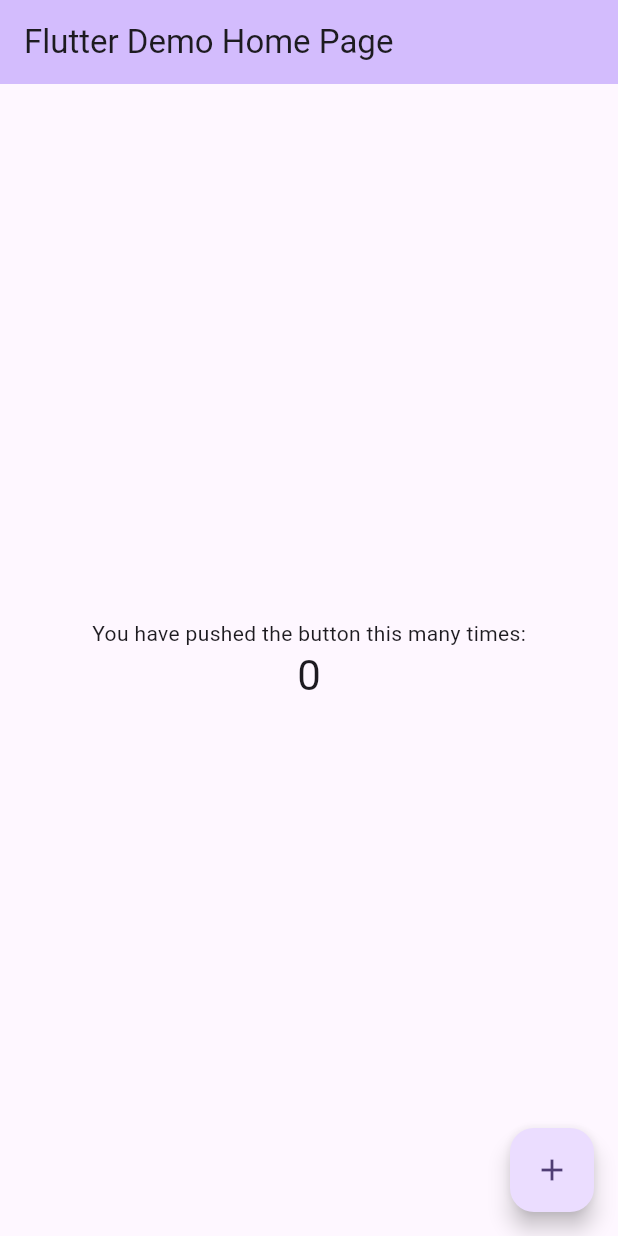
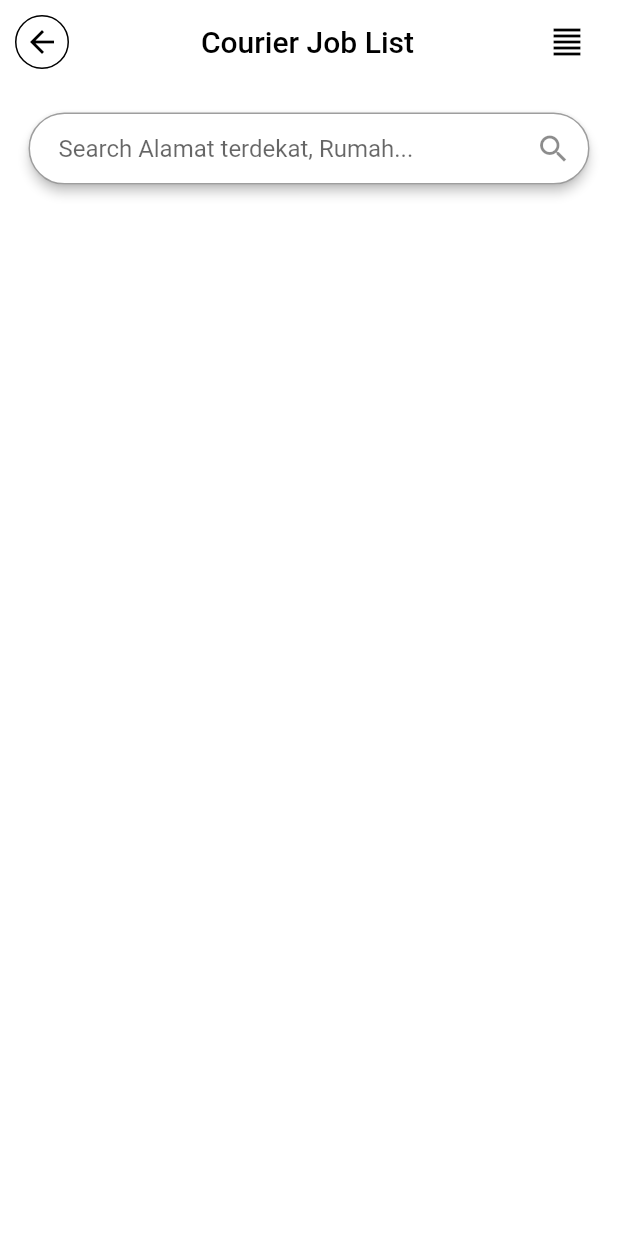
Before and after one commit to arsyadhamidi/riderunner_hospital_courier, a Flutter app: the screen it shows after launch, on a phone screen of 412 x 824 dp. Run offline on Flutter 3.47's test engine with Material 2 defaults, Android fonts, the phone set to English and light mode, and no system bars.

Commit message:
Slicing Riderunner_hospital_courier

```diff
--- a/lib/main.dart
+++ b/lib/main.dart
@@ -1,125 +1,18 @@
 import 'package:flutter/material.dart';
+import 'package:riderunner_hospital_courier/ui/modules/home_page/home_page_view.dart';
 
 void main() {
   runApp(const MyApp());
 }
 
 class MyApp extends StatelessWidget {
-  const MyApp({super.key});
+  const MyApp({Key? key}) : super(key: key);
 
-  // This widget is the root of your application.
   @override
   Widget build(BuildContext context) {
     return MaterialApp(
-      title: 'Flutter Demo',
-      theme: ThemeData(
-        // This is the theme of your application.
-        //
-        // TRY THIS: Try running your application with "flutter run". You'll see
-        // the application has a blue toolbar. Then, without quitting the app,
-        // try changing the seedColor in the colorScheme below to Colors.green
-        // and then invoke "hot reload" (save your changes or press the "hot
-        // reload" button in a Flutter-supported IDE, or press "r" if you used
-        // the command line to start the app).
-        //
-        // Notice that the counter didn't reset back to zero; the application
-        // state is not lost during the reload. To reset the state, use hot
-        // restart instead.
-        //
-        // This works for code too, not just values: Most code changes can be
-        // tested with just a hot reload.
-        colorScheme: ColorScheme.fromSeed(seedColor: Colors.deepPurple),
-        useMaterial3: true,
-      ),
-      home: const MyHomePage(title: 'Flutter Demo Home Page'),
+      home: HomePageView(),
+      debugShowCheckedModeBanner: false,
     );
   }
 }
-
-class MyHomePage extends StatefulWidget {
-  const MyHomePage({super.key, required this.title});
-
-  // This widget is the home page of your application. It is stateful, meaning
-  // that it has a State object (defined below) that contains fields that affect
-  // how it looks.
-
-  // This class is the configuration for the state. It holds the values (in this
-  // case the title) provided by the parent (in this case the App widget) and
-  // used by the build method of the State. Fields in a Widget subclass are
-  // always marked "final".
-
-  final String title;
-
-  @override
-  State<MyHomePage> createState() => _MyHomePageState();
-}
-
-class _MyHomePageState extends State<MyHomePage> {
-  int _counter = 0;
-
-  void _incrementCounter() {
-    setState(() {
-      // This call to setState tells the Flutter framework that something has
-      // changed in this State, which causes it to rerun the build method below
-      // so that the display can reflect the updated values. If we changed
-      // _counter without calling setState(), then the build method would not be
-      // called again, and so nothing would appear to happen.
-      _counter++;
-    });
-  }
-
-  @override
-  Widget build(BuildContext context) {
-    // This method is rerun every time setState is called, for instance as done
-    // by the _incrementCounter method above.
-    //
-    // The Flutter framework has been optimized to make rerunning build methods
-    // fast, so that you can just rebuild anything that needs updating rather
-    // than having to individually change instances of widgets.
-    return Scaffold(
-      appBar: AppBar(
-        // TRY THIS: Try changing the color here to a specific color (to
-        // Colors.amber, perhaps?) and trigger a hot reload to see the AppBar
-        // change color while the other colors stay the same.
-        backgroundColor: Theme.of(context).colorScheme.inversePrimary,
-        // Here we take the value from the MyHomePage object that was created by
-        // the App.build method, and use it to set our appbar title.
-        title: Text(widget.title),
-      ),
-      body: Center(
-        // Center is a layout widget. It takes a single child and positions it
-        // in the middle of the parent.
-        child: Column(
-          // Column is also a layout widget. It takes a list of children and
-          // arranges them vertically. By default, it sizes itself to fit its
-          // children horizontally, and tries to be as tall as its parent.
-          //
-          // Column has various properties to control how it sizes itself and
-          // how it positions its children. Here we use mainAxisAlignment to
-          // center the children vertically; the main axis here is the vertical
-          // axis because Columns are vertical (the cross axis would be
-          // horizontal).
-          //
-          // TRY THIS: Invoke "debug painting" (choose the "Toggle Debug Paint"
-          // action in the IDE, or press "p" in the console), to see the
-          // wireframe for each widget.
-          mainAxisAlignment: MainAxisAlignment.center,
-          children: <Widget>[
-            const Text(
-              'You have pushed the button this many times:',
-            ),
-            Text(
-              '$_counter',
-              style: Theme.of(context).textTheme.headlineMedium,
-            ),
-          ],
-        ),
-      ),
-      floatingActionButton: FloatingActionButton(
-        onPressed: _incrementCounter,
-        tooltip: 'Increment',
-        child: const Icon(Icons.add),
-      ), // This trailing comma makes auto-formatting nicer for build methods.
-    );
-  }
-}
--- /dev/null
+++ b/lib/ui/modules/home_page/home_page_view.dart
@@ -0,0 +1,67 @@
+import 'package:flutter/material.dart';
+
+class HomePageView extends StatefulWidget {
+  const HomePageView({Key? key}) : super(key: key);
+
+  @override
+  State<HomePageView> createState() => _HomePageViewState();
+}
+
+class _HomePageViewState extends State<HomePageView> {
+  @override
+  Widget build(BuildContext context) {
+    return Scaffold(
+      backgroundColor: Colors.white,
+      appBar: AppBar(
+        backgroundColor: Colors.white,
+        elevation: 0,
+        leading: Padding(
+          padding: const EdgeInsets.all(10),
+          child: Container(
+            decoration: BoxDecoration(
+              border: Border.all(color: Colors.black),
+              borderRadius: BorderRadius.circular(50),
+            ),
+            child: Icon(Icons.arrow_back, color: Colors.black,),
+          ),
+        ),
+        title: Center(child: Text("Courier Job List", style: TextStyle(color: Colors.black),)),
+        actions: [
+          IconButton(onPressed: (){}, icon: Icon(Icons.format_align_justify, color: Colors.black)),
+          SizedBox(width: 10),
+        ],
+      ),
+      body: Container(
+        width: MediaQuery.of(context).size.width,
+        height: MediaQuery.of(context).size.height,
+        child: Padding(
+          padding: const EdgeInsets.all(15),
+          child: SingleChildScrollView(
+            child: Column(
+              children: [
+                Card(
+                  elevation: 3,
+                  shape: OutlineInputBorder(
+                    borderRadius: BorderRadius.circular(30),
+                    borderSide: BorderSide.none
+                  ),
+                  child: TextFormField(
+                    decoration: InputDecoration(
+                      hintText: "Search Alamat terdekat, Rumah...",
+                      suffixIcon: Icon(Icons.search),
+                      contentPadding: EdgeInsets.symmetric(horizontal: 20),
+                      border: OutlineInputBorder(
+                        borderRadius: BorderRadius.circular(30),
+                        borderSide: BorderSide()
+                      )
+                    ),
+                  ),
+                )
+              ],
+            ),
+          ),
+        ),
+      ),
+    );
+  }
+}
```
